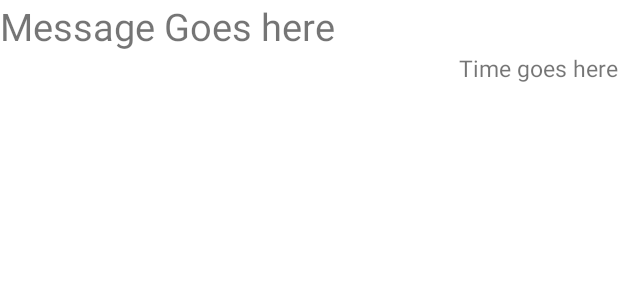
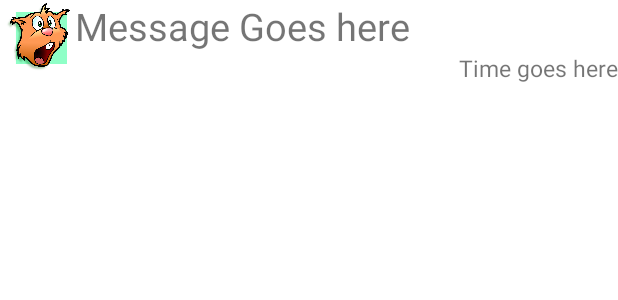
Before and after one commit to JPJSxiao/XiangwuAndroidLabs, an Android app: the layout row_layout.xml on its own in the app's theme, with its tools: preview values and no code run, on a phone screen of 412 x 824 dp. Shown: the top 300 px of the screen. Run offline under Robolectric (Android 15) with nearby library versions, the phone set to English and light mode, and no system bars.

Commit message:
Recycler View

```diff
--- a/app/src/main/res/layout/row_layout.xml
+++ b/app/src/main/res/layout/row_layout.xml
@@ -7,11 +7,11 @@
 
     <TextView
         android:id="@+id/message"
-        android:textSize="25dp"
         android:layout_width="wrap_content"
         android:layout_height="wrap_content"
         android:text="Message Goes here"
-        app:layout_constraintStart_toStartOf="parent"
+        android:textSize="25dp"
+        app:layout_constraintStart_toEndOf="@+id/imageView"
         app:layout_constraintTop_toTopOf="parent" />
 
     <TextView
@@ -23,4 +23,12 @@
         android:text="Time goes here"
         app:layout_constraintEnd_toEndOf="parent"
         app:layout_constraintTop_toBottomOf="@+id/message" />
+
+    <ImageView
+        android:id="@+id/imageView"
+        android:layout_width="50dp"
+        android:layout_height="50dp"
+        app:layout_constraintStart_toStartOf="parent"
+        app:layout_constraintTop_toTopOf="parent"
+        app:srcCompat="@drawable/send_image" />
 </androidx.constraintlayout.widget.ConstraintLayout>
```
Also changed, not shown: app/src/main/java/algonquin/cst2355/torunse/MainActivity.java (+11 -7 lines), app/src/main/res/layout/row_layout2.xml (+9 -1 lines), app/src/main/res/drawable/receive_image.png (added), app/src/main/res/drawable/send_image.png (added).
